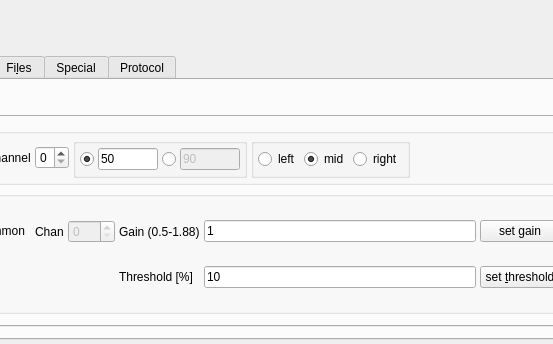
Qt form src/mainwidget.ui (flueke/mesydaq2) before a commit; both pictures show x 524 to 1077 and y 488 to 832 of the 1247 by 832 pixel window.
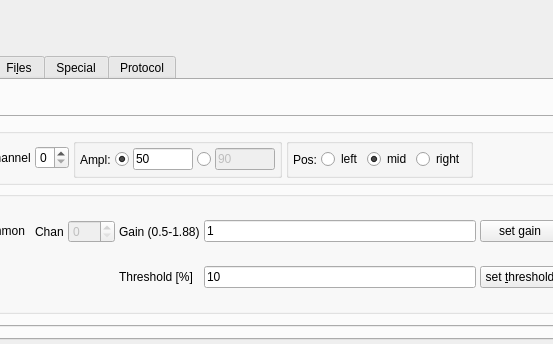
The same form after that commit. The open tabs and pages were chosen to show the change.

Commit message: ui: add labels to pulser amplitude and position inputs

Diff of the .ui file:
```diff
--- a/src/mainwidget.ui
+++ b/src/mainwidget.ui
@@ -3091,6 +3091,13 @@
                    <property name="bottomMargin">
                     <number>4</number>
                    </property>
+                   <item>
+                    <widget class="QLabel" name="label_3">
+                     <property name="text">
+                      <string>Ampl:</string>
+                     </property>
+                    </widget>
+                   </item>
                    <item>
                     <widget class="QRadioButton" name="pulsampRadio1">
                      <property name="text">
@@ -3173,6 +3180,13 @@
                    <property name="bottomMargin">
                     <number>4</number>
                    </property>
+                   <item>
+                    <widget class="QLabel" name="label_4">
+                     <property name="text">
+                      <string>Pos:</string>
+                     </property>
+                    </widget>
+                   </item>
                    <item>
                     <widget class="QRadioButton" name="pulsLeft">
                      <property name="text">
```
